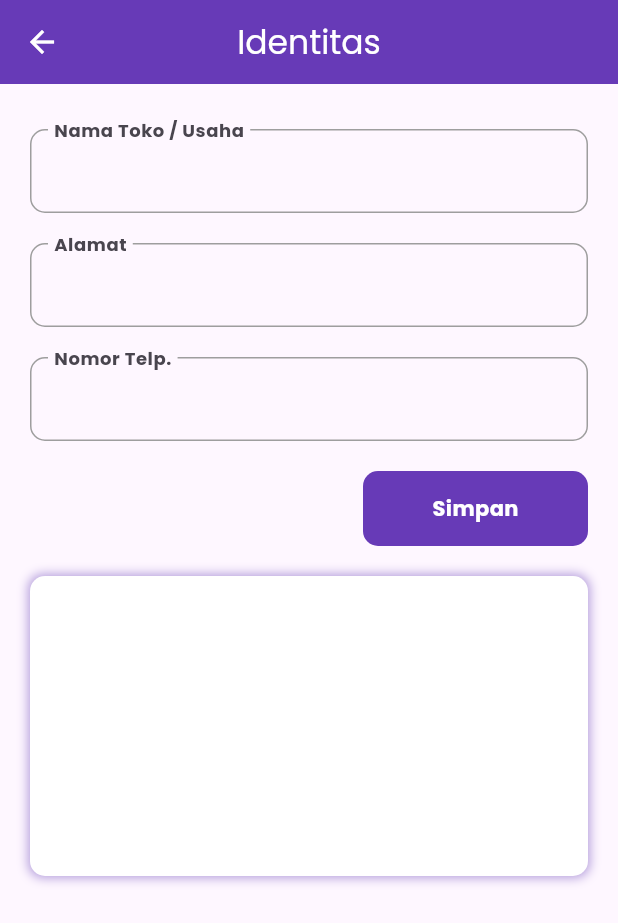
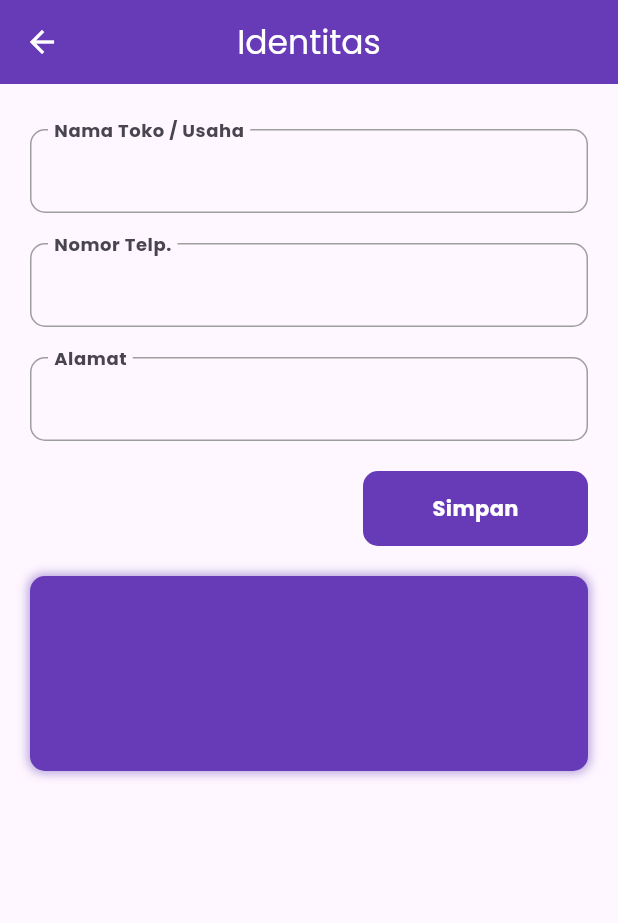
Before and after one commit to Andhikagr/Kasirnyong, a Flutter app: the Nama screen opened directly, on a phone screen of 412 x 824 dp. Shown: the top 923 px of the screen. Run offline on Flutter 3.47's test engine with Material 3 defaults, Android fonts, the phone set to English and light mode, and no system bars; our stand-ins replace get, google_fonts, image_picker, permission_handler, sqflite; accounts and stored records are empty.

Commit message:
Update all changes: UI, assets, packages, and other files

```diff
--- a/lib/database/database.dart
+++ b/lib/database/database.dart
@@ -100,7 +100,7 @@ class DatabaseKasir {
   ) async {
     final db = await getDB();
     await db.execute(
-      "INSERT OR REPLACE INTO IDENTITAS(rowid, nama, alamat, noTelp) VALUES (1, ?, ?, ?)",
+      "INSERT OR REPLACE INTO IDENTITAS(rowid, nama, alamat, no_telp) VALUES (1, ?, ?, ?)",
       [nama, alamat, noTelp],
     );
   }
--- a/lib/menu/item.dart
+++ b/lib/menu/item.dart
@@ -1,7 +1,7 @@
 import 'package:flutter/material.dart';
 import 'package:food_app/menu/kategori/kategori.dart';
 import 'package:food_app/menu/produk/produk.dart';
-import 'package:food_app/widget/box_item.dart';
+import 'package:food_app/homepage/widget/box_item.dart';
 import 'package:get/get_core/src/get_main.dart';
 import 'package:get/get_navigation/get_navigation.dart';
 
--- a/lib/nama.dart
+++ b/lib/nama.dart
@@ -1,6 +1,7 @@
 import 'package:flutter/material.dart';
+import 'package:food_app/database/database.dart';
 import 'package:food_app/menu/produk/widget/textform_produk.dart';
-import 'package:food_app/order/widget/box_order.dart';
+import 'package:get/get.dart';
 
 class Nama extends StatefulWidget {
   const Nama({super.key});
@@ -10,7 +11,30 @@ class Nama extends StatefulWidget {
 }
 
 class _NamaState extends State<Nama> {
+  var identitas = <String, dynamic>{}.obs;
+
   final TextEditingController _namaController = TextEditingController();
+  final TextEditingController _alamatController = TextEditingController();
+  final TextEditingController _noTelpController = TextEditingController();
+
+  //load nama
+  void loadIdentitas() async {
+    identitas.value = await DatabaseKasir.getIdentitas();
+  }
+
+  @override
+  void initState() {
+    super.initState();
+    loadIdentitas();
+  }
+
+  @override
+  void dispose() {
+    super.dispose();
+    _alamatController.dispose();
+    _noTelpController.dispose();
+    _namaController.dispose();
+  }
 
   @override
   Widget build(BuildContext context) {
@@ -36,36 +60,81 @@ class _NamaState extends State<Nama> {
               ),
               SizedBox(height: 20),
               TextformProduk(
-                label: "Alamat",
-                controller: _namaController,
+                label: "Nomor Telp.",
+                controller: _noTelpController,
                 readOnly: false,
               ),
               SizedBox(height: 20),
               TextformProduk(
-                label: "Nomor Telp.",
-                controller: _namaController,
+                label: "Alamat",
+                controller: _alamatController,
                 readOnly: false,
               ),
               SizedBox(height: 20),
               Align(
                 alignment: Alignment.centerRight,
-                child: BoxOrder(
-                  height: 50,
-                  width: 150,
-                  bgColors: Colors.deepPurple,
-                  textColors: Colors.white,
-                  label: "Simpan",
+                child: InkWell(
+                  onTap: () async {
+                    if (_namaController.text.isEmpty ||
+                        _alamatController.text.isEmpty ||
+                        _noTelpController.text.isEmpty) {
+                      Get.snackbar(
+                        "Ups",
+                        "Semua kolom harus diisi",
+                        snackPosition: SnackPosition.TOP,
+                        backgroundColor: Colors.white,
+                        colorText: Colors.black,
+                        icon: Icon(Icons.warning, color: Colors.orange),
+                      );
+                      return;
+                    } else {
+                      await DatabaseKasir.setIdentitas(
+                        _namaController.text,
+                        _alamatController.text,
+                        _noTelpController.text,
+                      );
+                      Get.snackbar(
+                        "Sukses",
+                        "Identitas berhasil dibuat",
+                        snackPosition: SnackPosition.TOP,
+                        backgroundColor: Colors.white,
+                        colorText: Colors.black,
+                        icon: Icon(Icons.check_circle, color: Colors.green),
+                      );
+                      _namaController.clear();
+                      _alamatController.clear();
+                      _noTelpController.clear();
+                      identitas.assignAll(await DatabaseKasir.getIdentitas());
+                    }
+                  },
+                  child: Ink(
+                    height: 50,
+                    width: 150,
+                    decoration: BoxDecoration(
+                      borderRadius: BorderRadius.circular(10),
+                      color: Colors.deepPurple,
+                    ),
+                    child: Center(
+                      child: Text(
+                        "Simpan",
+                        style: TextStyle(
+                          color: Colors.white,
+                          fontWeight: FontWeight.bold,
+                        ),
+                      ),
+                    ),
+                  ),
                 ),
               ),
 
               SizedBox(height: 20),
               Container(
-                height: 200,
+                height: 130,
                 width: double.infinity,
                 padding: EdgeInsets.all(10),
                 decoration: BoxDecoration(
                   borderRadius: BorderRadius.circular(10),
-                  color: Colors.white,
+                  color: Colors.deepPurple,
                   boxShadow: [
                     BoxShadow(
                       color: Colors.deepPurple.shade200,
@@ -73,6 +142,44 @@ class _NamaState extends State<Nama> {
                       spreadRadius: 1,
                     ),
                   ],
+                ),
+                child: Padding(
+                  padding: EdgeInsets.all(10),
+                  child: Column(
+                    crossAxisAlignment: CrossAxisAlignment.start,
+                    mainAxisAlignment: MainAxisAlignment.center,
+                    children: [
+                      Obx(
+                        () => Text(
+                          identitas["nama"] ?? "",
+                          style: TextStyle(
+                            fontWeight: FontWeight.bold,
+                            color: Colors.white,
+                          ),
+                        ),
+                      ),
+                      SizedBox(height: 5),
+                      Obx(
+                        () => Text(
+                          identitas["no_telp"] ?? "",
+                          style: TextStyle(
+                            fontWeight: FontWeight.bold,
+                            color: Colors.white,
+                          ),
+                        ),
+                      ),
+                      SizedBox(height: 5),
+                      Obx(
+                        () => Text(
+                          identitas["alamat"] ?? "",
+                          style: TextStyle(
+                            fontWeight: FontWeight.bold,
+                            color: Colors.white,
+                          ),
+                        ),
+                      ),
+                    ],
+                  ),
                 ),
               ),
             ],
--- a/lib/order/bayar.dart
+++ b/lib/order/bayar.dart
@@ -1,5 +1,6 @@
 import 'package:flutter/material.dart';
 import 'package:food_app/database/database.dart';
+import 'package:food_app/homepage/widget/update_transaksi.dart';
 import 'package:food_app/menu/produk/widget/format_rupiah.dart';
 import 'package:food_app/menu/produk/widget/textform_produk.dart';
 import 'package:food_app/order/sukses_bayar.dart';
@@ -292,11 +293,15 @@ class _BayarState extends State<Bayar> {
                         );
 
                         _tunaiController.clear();
+
                         setState(() {
                           pilihKategori = null;
                         });
                         widget.pesananList.clear();
                         widget.totalBayar.value = "0";
+
+                        //
+                        updateTransaksi();
                         Get.to(
                           () => SuksesBayar(),
                           transition: Transition.native,
--- a/lib/order/sukses_bayar.dart
+++ b/lib/order/sukses_bayar.dart
@@ -1,5 +1,5 @@
 import 'package:flutter/material.dart';
-import 'package:food_app/homepage.dart';
+import 'package:food_app/homepage/homepage.dart';
 import 'package:get/get.dart';
 
 class SuksesBayar extends StatelessWidget {
--- a/lib/splash.dart
+++ b/lib/splash.dart
@@ -1,5 +1,5 @@
 import 'package:flutter/material.dart';
-import 'package:food_app/homepage.dart';
+import 'package:food_app/homepage/homepage.dart';
 import 'package:get/get.dart';
 import 'package:google_fonts/google_fonts.dart';
 
```
Also changed, not shown: lib/homepage/homepage.dart (renamed from lib/homepage.dart, +17 -9 lines), lib/homepage/widget/update_transaksi.dart (added, +23 -0 lines), lib/homepage/widget/animation_addchart.dart (renamed from lib/widget/animation_addchart.dart), lib/homepage/widget/box_item.dart (renamed from lib/widget/box_item.dart), lib/homepage/widget/drawer_list.dart (renamed from lib/widget/drawer_list.dart).
